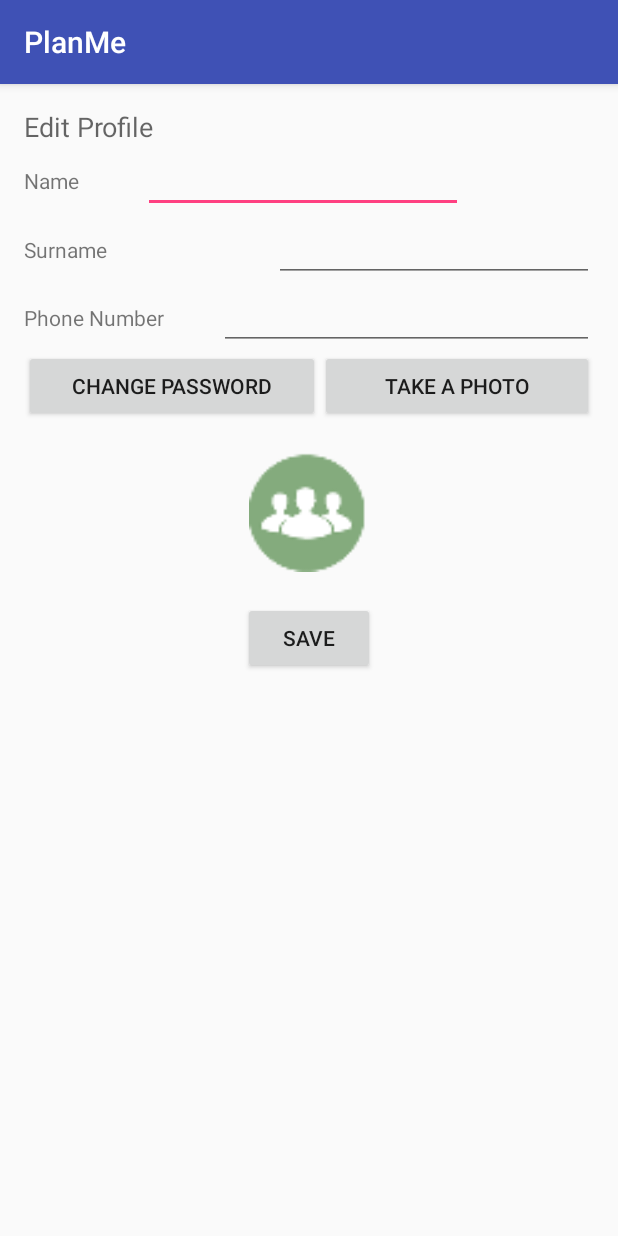
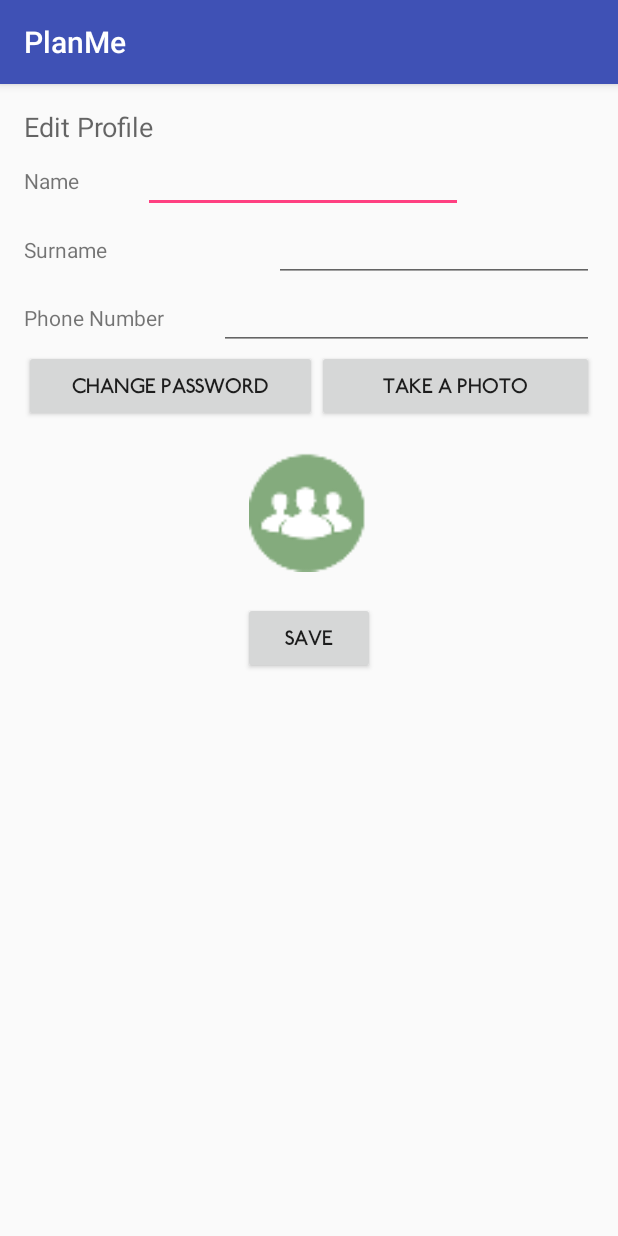
Before and after one commit to soypaduano/PlanMe, an Android app: the EditarPerfilActivity screen opened directly, with no data from a screen before it, on a phone screen of 412 x 824 dp. Run offline under Robolectric (Android 15) with nearby library versions, the phone set to English and light mode, and no system bars; our stand-ins replace Firebase (no records; nobody signed in at launch, a user with empty details on screens opened directly); 2 statements that could not run were skipped.

Commit message:
He cambiado editar perfil y he anadido el color al boton sign out de la pantalla ofrecer buscar

```diff
--- a/app/src/main/java/itesm/mx/planme/BuscarOfrecerActivity.java
+++ b/app/src/main/java/itesm/mx/planme/BuscarOfrecerActivity.java
@@ -1,6 +1,7 @@
 package itesm.mx.planme;
 
 import android.content.Intent;
+import android.graphics.Color;
 import android.graphics.Typeface;
 import android.support.v7.app.AppCompatActivity;
 import android.os.Bundle;
@@ -51,6 +52,7 @@ public class BuscarOfrecerActivity extends AppCompatActivity implements View.OnC
         btn_createPlan.setTypeface(type);
         btn_showProfile.setTypeface(type);
         btn_signout.setTypeface(type);
+        btn_signout.setTextColor(Color.parseColor("#d42c30"));
 
 
         Intent intent = getIntent();
--- a/app/src/main/java/itesm/mx/planme/EditarPerfilActivity.java
+++ b/app/src/main/java/itesm/mx/planme/EditarPerfilActivity.java
@@ -3,6 +3,8 @@ package itesm.mx.planme;
 import android.content.Intent;
 import android.graphics.Bitmap;
 import android.graphics.BitmapFactory;
+import android.graphics.Color;
+import android.graphics.Typeface;
 import android.provider.MediaStore;
 import android.support.v7.app.AppCompatActivity;
 import android.os.Bundle;
@@ -12,6 +14,7 @@ import android.view.View;
 import android.widget.Button;
 import android.widget.EditText;
 import android.widget.ImageView;
+import android.widget.TextView;
 import android.widget.Toast;
 
 import com.google.firebase.auth.FirebaseAuth;
@@ -29,6 +32,10 @@ public class EditarPerfilActivity extends AppCompatActivity implements View.OnCl
     EditText et_editName;
     EditText et_editSurname;
     EditText et_editPhoneNumber;
+
+
+    TextView tv_editProfileTitle;
+
 
     Button btn_changePhoto;
     Button btn_changePassword;
@@ -59,10 +66,19 @@ public class EditarPerfilActivity extends AppCompatActivity implements View.OnCl
         btn_changePassword = (Button) findViewById(R.id.btn_changePassword);
         btn_save = (Button) findViewById(R.id.btn_save);
 
+        Typeface type = Typeface.createFromAsset(getAssets(),"fonts/Railway.otf");
+
+        tv_editProfileTitle.setTypeface(type);
+        btn_changePassword.setTypeface(type);
+        btn_changePhoto.setTypeface(type);
+        btn_save.setTypeface(type);
+        tv_editProfileTitle.setTextColor(Color.parseColor("#84ab7d"));
+
         iv_profilePhoto = (ImageView) findViewById(R.id.imageView_profile);
         btn_changePhoto.setOnClickListener(this);
         btn_changePassword.setOnClickListener(this);
         btn_save.setOnClickListener(this);
+
 
         if(getIntent()!=null)
             uid = getIntent().getStringExtra("uid");
```
